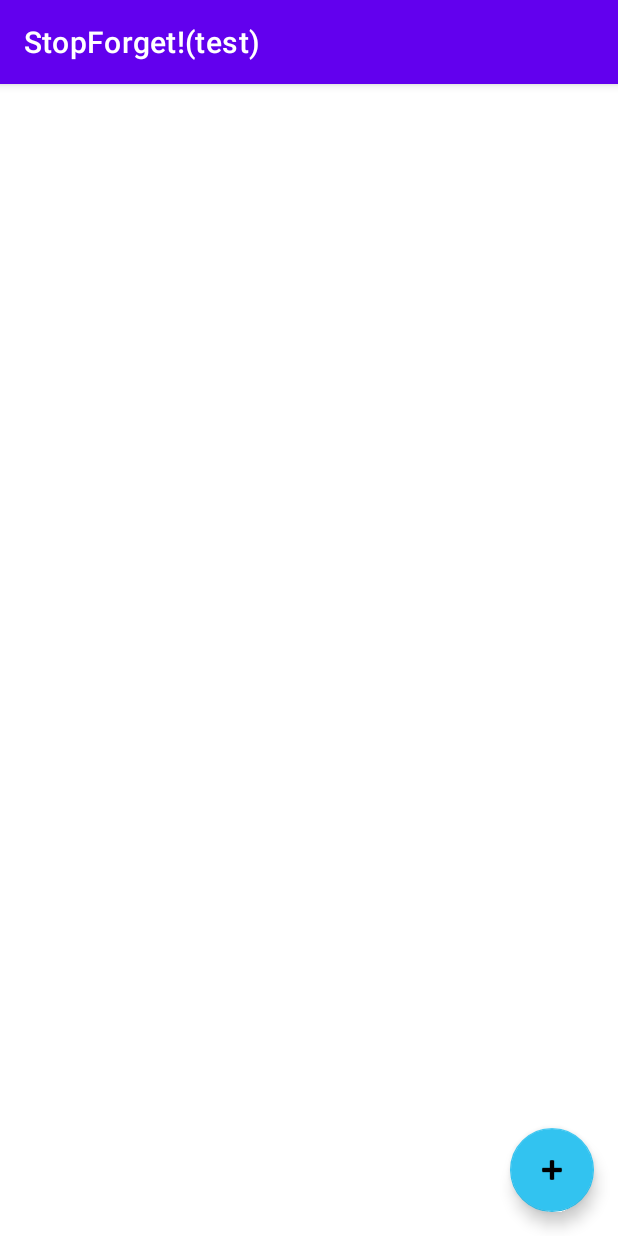
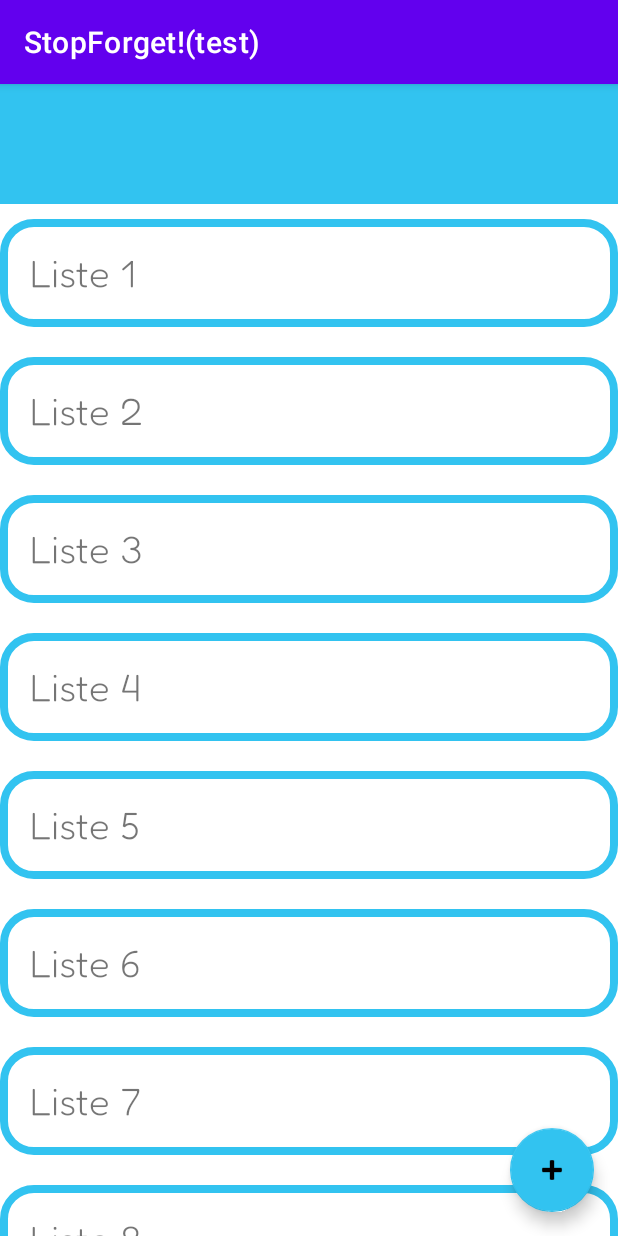
Before and after one commit to Tweece1/Projet, an Android app: the screen it shows after launch (MainActivity), on a phone screen of 412 x 824 dp. Run offline under Robolectric (Android 15) with nearby library versions, the phone set to English and light mode, and no system bars.

Commit message:
premier push qui marche de jeremy

```diff
--- a/StopForget(test)/app/src/main/java/uqac/dim/stopforgettest/MainActivity.java
+++ b/StopForget(test)/app/src/main/java/uqac/dim/stopforgettest/MainActivity.java
@@ -3,15 +3,27 @@ package uqac.dim.stopforgettest;
 import androidx.appcompat.app.AppCompatActivity;
 
 import android.os.Bundle;
+import android.view.View;
+import android.widget.ArrayAdapter;
+import android.widget.ListView;
 
 public class MainActivity extends AppCompatActivity {
 
+    String[] tableautest = {"Liste 1", "Liste 2","Liste 3","Liste 4","Liste 5","Liste 6","Liste 7","Liste 8","Liste 9",
+            "Liste 10","Liste 11","Liste 12","Liste 13","Liste 14","Liste 15"};
     @Override
     protected void onCreate(Bundle savedInstanceState) {
         super.onCreate(savedInstanceState);
         setContentView(R.layout.activity_main);
+
+        ArrayAdapter<String> adapter = new ArrayAdapter<>(this,R.layout.listview,tableautest);
+
+        ListView listView = findViewById(R.id.listeview);
+        listView.setAdapter(adapter);
     }
 
-    // j'aime la bite
+    public void creation(View v){
+
+    }
 
 }
--- /dev/null
+++ b/StopForget(test)/app/src/main/res/drawable/bg_main.xml
@@ -0,0 +1,11 @@
+<?xml version="1.0" encoding="utf-8"?>
+<shape xmlns:android="http://schemas.android.com/apk/res/android">
+    <stroke
+        android:width="5dp"
+        android:color="@color/blue" />
+
+
+
+    <corners
+        android:radius="20dp" />
+</shape>
--- a/StopForget(test)/app/src/main/res/layout/activity_main.xml
+++ b/StopForget(test)/app/src/main/res/layout/activity_main.xml
@@ -13,8 +13,38 @@
         android:layout_marginEnd="16dp"
         android:layout_marginBottom="16dp"
         android:clickable="true"
+        android:onClick="creation"
         app:layout_constraintBottom_toBottomOf="parent"
         app:layout_constraintEnd_toEndOf="parent"
         app:srcCompat="@android:drawable/ic_input_add"
-        tools:ignore="MissingConstraints" />
+        tools:ignore="MissingConstraints"
+        android:contentDescription="@string/desc" />
+
+    <View
+        android:id="@+id/view"
+        android:layout_width="0dp"
+        android:layout_height="80dp"
+        android:background="@color/blue"
+        app:layout_constraintEnd_toEndOf="parent"
+        app:layout_constraintHorizontal_bias="0.433"
+        app:layout_constraintStart_toStartOf="parent"
+        app:layout_constraintTop_toTopOf="parent" >
+
+
+
+    </View>
+
+    <ListView
+        android:id="@+id/listeview"
+        android:layout_width="0dp"
+        android:layout_height="0dp"
+        android:dividerHeight="20sp"
+        android:divider="@color/white"
+        android:paddingTop="10sp"
+        app:layout_constraintBottom_toBottomOf="parent"
+        app:layout_constraintEnd_toEndOf="parent"
+        app:layout_constraintStart_toStartOf="parent"
+        app:layout_constraintTop_toBottomOf="@+id/view"
+        app:layout_constraintVertical_bias="0.0" />
+
 </androidx.constraintlayout.widget.ConstraintLayout>
--- /dev/null
+++ b/StopForget(test)/app/src/main/res/layout/listview.xml
@@ -0,0 +1,11 @@
+<?xml version="1.0" encoding="utf-8"?>
+<TextView xmlns:android="http://schemas.android.com/apk/res/android"
+    android:layout_width="match_parent"
+    android:layout_height="wrap_content"
+    android:textSize="25sp"
+    android:padding="20sp"
+    android:layout_marginTop="20sp"
+    android:layout_marginHorizontal="10sp"
+    android:background="@drawable/bg_main"
+    android:layout_gravity="center_horizontal"
+    android:fontFamily="@font/fredokalight"/>
--- a/StopForget(test)/app/src/main/res/values/strings.xml
+++ b/StopForget(test)/app/src/main/res/values/strings.xml
@@ -1,3 +1,4 @@
 <resources>
     <string name="app_name">StopForget!(test)</string>
+    <string name="desc">créer</string>
 </resources>
```
Also changed, not shown: 2 other files.
